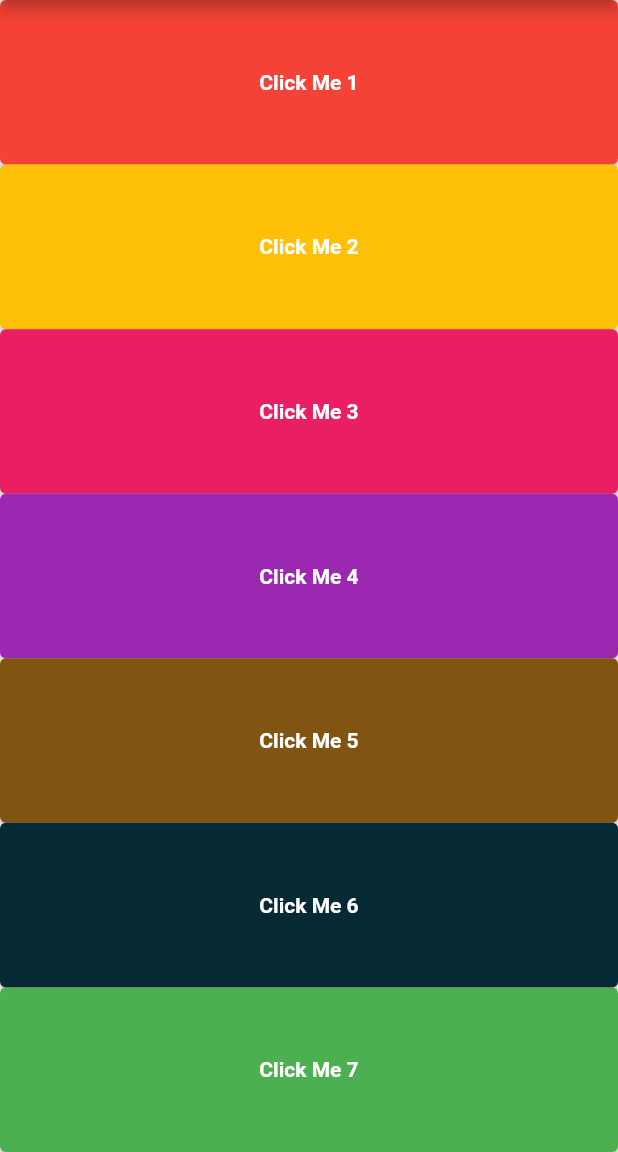
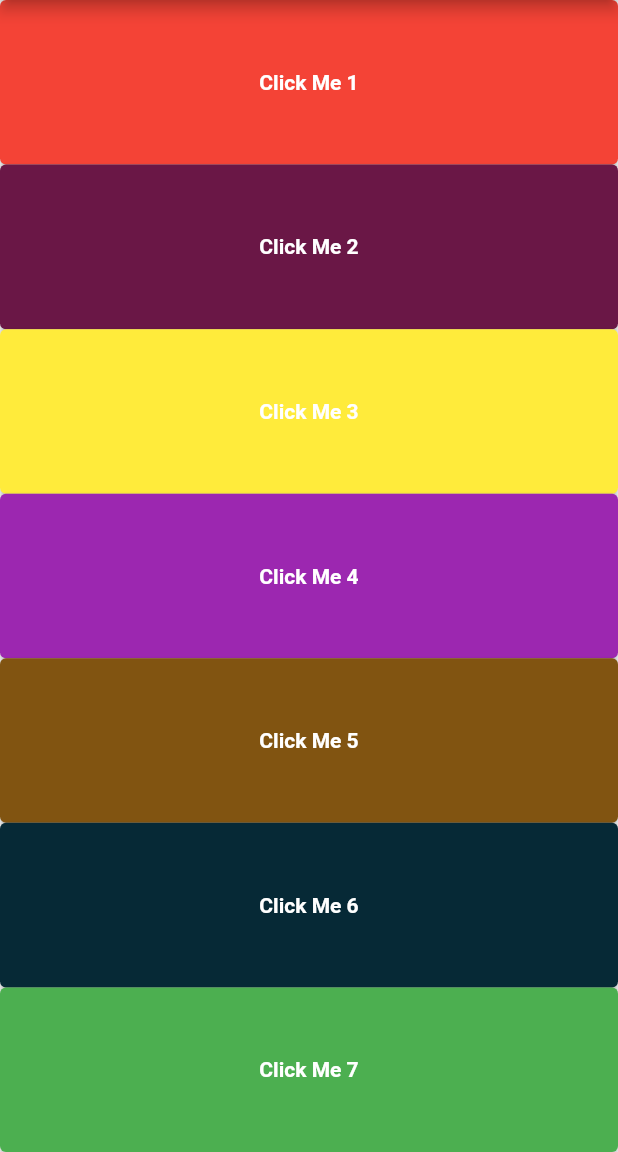
Before and after one commit to ank809/XylophoneApp, a Flutter app: the screen it shows after launch, on a phone screen of 412 x 824 dp, the part 84-1236 px from its top. Run offline on Flutter 3.47's test engine with Material 2 defaults, Android fonts, the light colour scheme and no system bars; our stand-ins replace audioplayers.

Commit message:
new changes

```diff
--- a/lib/main.dart
+++ b/lib/main.dart
@@ -41,8 +41,8 @@ class MyApp extends StatelessWidget {
           crossAxisAlignment: CrossAxisAlignment.stretch,
           children: [
          buildkey(Colors.red, 1),
-         buildkey(Colors.amber, 2),
-         buildkey(Colors.pink, 3),
+         buildkey(Color.fromARGB(255, 106, 23, 70), 2),
+         buildkey(Colors.yellow, 3),
          buildkey(Colors.purple, 4),
          buildkey(const Color.fromARGB(255, 129, 84, 17), 5),
          buildkey(Color.fromARGB(255, 6, 41, 54), 6),
```
